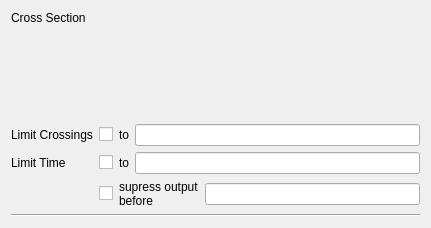
Above: copasi/UI/CQCrossSectionTaskWidget.ui from copasi/COPASI before the change. Below: the same form after it.
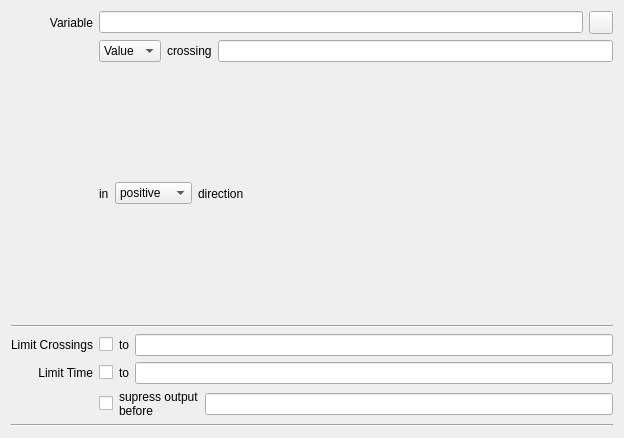
That is the form after the change. Custom widgets are drawn as their Qt base class.

Commit message: update in Cross section widget

```diff
--- a/copasi/UI/CQCrossSectionTaskWidget.ui
+++ b/copasi/UI/CQCrossSectionTaskWidget.ui
@@ -19,8 +19,8 @@
    <rect>
     <x>0</x>
     <y>0</y>
-    <width>431</width>
-    <height>228</height>
+    <width>624</width>
+    <height>438</height>
    </rect>
   </property>
   <property name="windowTitle">
@@ -32,27 +32,118 @@
      <item row="0" column="0">
       <widget class="QLabel" name="mpLblCS">
        <property name="text">
-        <string>Cross Section</string>
+        <string>Variable</string>
        </property>
        <property name="alignment">
-        <set>Qt::AlignLeading|Qt::AlignLeft|Qt::AlignTop</set>
+        <set>Qt::AlignRight|Qt::AlignTrailing|Qt::AlignVCenter</set>
        </property>
       </widget>
      </item>
      <item row="0" column="1">
-      <widget class="CQExpressionMmlStackedWidget" name="mpExpressionEMSW">
-       <widget class="QWidget" name="page"/>
-       <widget class="QWidget" name="page_2"/>
+      <layout class="QHBoxLayout" name="horizontalLayout_variable">
+       <item>
+        <widget class="QLineEdit" name="mpLineEditVariable"/>
+       </item>
+       <item>
+        <widget class="QToolButton" name="mpButtonVariable">
+         <property name="text">
+          <string/>
+         </property>
+        </widget>
+       </item>
+      </layout>
+     </item>
+     <item row="1" column="1">
+      <layout class="QHBoxLayout" name="horizontalLayout_4">
+       <item>
+        <widget class="QComboBox" name="mpCombo1">
+         <item>
+          <property name="text">
+           <string notr="true">Value</string>
+          </property>
+         </item>
+         <item>
+          <property name="text">
+           <string notr="true">Rate</string>
+          </property>
+         </item>
+        </widget>
+       </item>
+       <item>
+        <widget class="QLabel" name="label">
+         <property name="text">
+          <string>crossing</string>
+         </property>
+        </widget>
+       </item>
+       <item>
+        <widget class="QLineEdit" name="mpLineEditValue"/>
+       </item>
+      </layout>
+     </item>
+     <item row="2" column="1">
+      <layout class="QHBoxLayout" name="horizontalLayout_5">
+       <item>
+        <widget class="QLabel" name="label_2">
+         <property name="text">
+          <string>in</string>
+         </property>
+        </widget>
+       </item>
+       <item>
+        <widget class="QComboBox" name="mpComboDirection">
+         <item>
+          <property name="text">
+           <string>positive</string>
+          </property>
+         </item>
+         <item>
+          <property name="text">
+           <string>negative</string>
+          </property>
+         </item>
+        </widget>
+       </item>
+       <item>
+        <widget class="QLabel" name="label_3">
+         <property name="text">
+          <string>direction</string>
+         </property>
+        </widget>
+       </item>
+       <item>
+        <spacer name="horizontalSpacer">
+         <property name="orientation">
+          <enum>Qt::Horizontal</enum>
+         </property>
+         <property name="sizeHint" stdset="0">
+          <size>
+           <width>40</width>
+           <height>20</height>
+          </size>
+         </property>
+        </spacer>
+       </item>
+      </layout>
+     </item>
+     <item row="3" column="0" colspan="2">
+      <widget class="Line" name="line_2">
+       <property name="orientation">
+        <enum>Qt::Horizontal</enum>
+       </property>
       </widget>
      </item>
-     <item row="1" column="0">
+     <item row="4" column="0">
       <widget class="QLabel" name="mpLblLC">
        <property name="text">
         <string>Limit Crossings</string>
        </property>
+       <property name="alignment">
+        <set>Qt::AlignRight|Qt::AlignTrailing|Qt::AlignVCenter</set>
+       </property>
       </widget>
      </item>
-     <item row="1" column="1">
+     <item row="4" column="1">
       <layout class="QHBoxLayout" name="horizontalLayout">
        <item>
         <widget class="QCheckBox" name="mpCheckLC">
@@ -73,14 +164,17 @@
        </item>
       </layout>
      </item>
-     <item row="2" column="0">
+     <item row="5" column="0">
       <widget class="QLabel" name="mpLblLT">
        <property name="text">
         <string>Limit Time</string>
        </property>
+       <property name="alignment">
+        <set>Qt::AlignRight|Qt::AlignTrailing|Qt::AlignVCenter</set>
+       </property>
       </widget>
      </item>
-     <item row="2" column="1">
+     <item row="5" column="1">
       <layout class="QHBoxLayout" name="horizontalLayout_2">
        <item>
         <widget class="QCheckBox" name="mpCheckLT">
@@ -101,7 +195,7 @@
        </item>
       </layout>
      </item>
-     <item row="3" column="1">
+     <item row="6" column="1">
       <layout class="QHBoxLayout" name="horizontalLayout_3">
        <item>
         <widget class="QCheckBox" name="mpCheck">
@@ -123,24 +217,18 @@
        </item>
       </layout>
      </item>
+     <item row="7" column="0" colspan="2">
+      <widget class="Line" name="line">
+       <property name="orientation">
+        <enum>Qt::Horizontal</enum>
+       </property>
+      </widget>
+     </item>
     </layout>
    </item>
-   <item>
-    <widget class="Line" name="line">
-     <property name="orientation">
-      <enum>Qt::Horizontal</enum>
-     </property>
-    </widget>
-   </item>
   </layout>
  </widget>
  <customwidgets>
-  <customwidget>
-   <class>CQExpressionMmlStackedWidget</class>
-   <extends>QStackedWidget</extends>
-   <header>CQExpressionMmlStackedWidget.h</header>
-   <container>1</container>
-  </customwidget>
   <customwidget>
    <class>TaskWidget</class>
    <extends>QWidget</extends>
```
Left out of the diff: 13 changed lines with no effect on the pictures. The commit also changes 2 other files.
